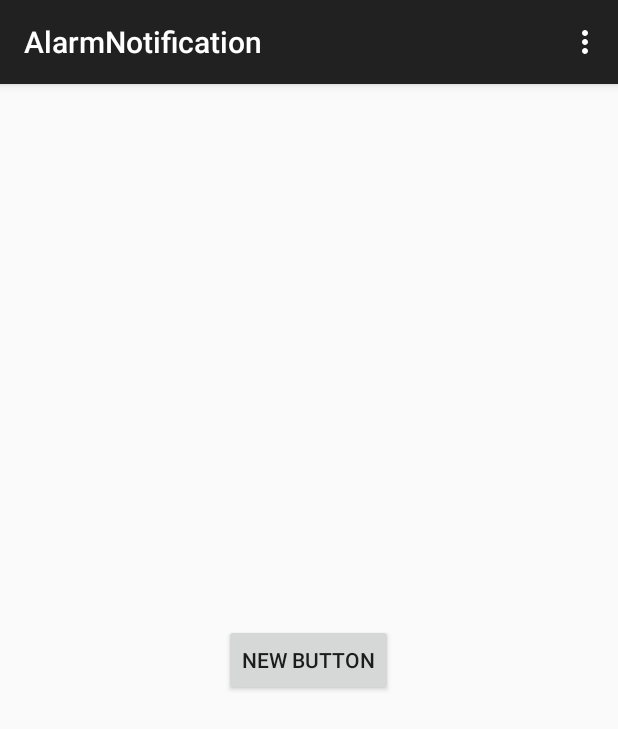
After one commit to rishabhkh/batchalarm, an Android app: the AlarmNotification screen opened directly, with no data from a screen before it, on a phone screen of 412 x 824 dp. The commit adds this screen. Shown: the top 729 px of the screen. Run offline under Robolectric (Android 15) with nearby library versions, the phone set to English and light mode, and no system bars.

Commit message:
Version 0.0.2:Rings notification,brings up cancel activity

```diff
--- /dev/null
+++ b/app/src/main/java/com/rishabhkh/nerdalarm/AlarmNotification.java
@@ -0,0 +1,73 @@
+package com.rishabhkh.nerdalarm;
+
+import android.content.Context;
+import android.os.Bundle;
+import android.os.PowerManager;
+import android.support.v7.app.ActionBarActivity;
+import android.util.Log;
+import android.view.Menu;
+import android.view.MenuItem;
+import android.view.View;
+import android.view.WindowManager;
+import android.widget.Button;
+
+
+public class AlarmNotification extends ActionBarActivity {
+    private PowerManager.WakeLock wl;
+
+    @Override
+    protected void onCreate(Bundle savedInstanceState) {
+        PowerManager pm = (PowerManager) getSystemService(Context.POWER_SERVICE);
+        this.getWindow().setFlags(WindowManager.LayoutParams.FLAG_FULLSCREEN |
+                        WindowManager.LayoutParams.FLAG_DISMISS_KEYGUARD |
+                        WindowManager.LayoutParams.FLAG_SHOW_WHEN_LOCKED |
+                        WindowManager.LayoutParams.FLAG_TURN_SCREEN_ON,
+                WindowManager.LayoutParams.FLAG_FULLSCREEN |
+                        WindowManager.LayoutParams.FLAG_DISMISS_KEYGUARD |
+                        WindowManager.LayoutParams.FLAG_SHOW_WHEN_LOCKED |
+                        WindowManager.LayoutParams.FLAG_TURN_SCREEN_ON);
+        wl = pm.newWakeLock(PowerManager.PARTIAL_WAKE_LOCK, "My Tag");
+        wl.acquire();
+        super.onCreate(savedInstanceState);
+        setContentView(R.layout.activity_alarm_notification);
+
+        Button button = (Button)findViewById(R.id.stopalarm);
+        button.setOnClickListener(new View.OnClickListener() {
+            @Override
+            public void onClick(View v) {
+                Log.v("Inside Button","Hi");
+               AlarmReceiver alarmReceiver = AlarmReceiver.getInstance();
+                alarmReceiver.mediaPlayer.stop();
+            }
+        });
+    }
+
+    @Override
+    public boolean onCreateOptionsMenu(Menu menu) {
+        // Inflate the menu; this adds items to the action bar if it is present.
+        getMenuInflater().inflate(R.menu.menu_alarm_notification, menu);
+        return true;
+    }
+
+    @Override
+    public boolean onOptionsItemSelected(MenuItem item) {
+        // Handle action bar item clicks here. The action bar will
+        // automatically handle clicks on the Home/Up button, so long
+        // as you specify a parent activity in AndroidManifest.xml.
+        int id = item.getItemId();
+
+        //noinspection SimplifiableIfStatement
+        if (id == R.id.action_settings) {
+            return true;
+        }
+
+        return super.onOptionsItemSelected(item);
+    }
+
+    @Override
+    protected void onStop() {
+        super.onStop();
+        if (wl.isHeld())
+            wl.release();
+    }
+}
--- /dev/null
+++ b/app/src/main/res/layout/activity_alarm_notification.xml
@@ -0,0 +1,18 @@
+<RelativeLayout xmlns:android="http://schemas.android.com/apk/res/android"
+    xmlns:tools="http://schemas.android.com/tools" android:layout_width="match_parent"
+    android:layout_height="match_parent" android:paddingLeft="@dimen/activity_horizontal_margin"
+    android:paddingRight="@dimen/activity_horizontal_margin"
+    android:paddingTop="@dimen/activity_vertical_margin"
+    android:paddingBottom="@dimen/activity_vertical_margin"
+    tools:context="com.rishabhkh.nerdalarm.AlarmNotification">
+
+
+    <Button
+        android:layout_width="wrap_content"
+        android:layout_height="wrap_content"
+        android:text="New Button"
+        android:id="@+id/stopalarm"
+        android:layout_centerVertical="true"
+        android:layout_centerHorizontal="true" />
+
+</RelativeLayout>
--- /dev/null
+++ b/app/src/main/res/menu/menu_alarm_notification.xml
@@ -0,0 +1,7 @@
+<menu xmlns:android="http://schemas.android.com/apk/res/android"
+    xmlns:app="http://schemas.android.com/apk/res-auto"
+    xmlns:tools="http://schemas.android.com/tools"
+    tools:context="com.rishabhkh.nerdalarm.AlarmNotification">
+    <item android:id="@+id/action_settings" android:title="@string/action_settings"
+        android:orderInCategory="100" app:showAsAction="never" />
+</menu>
--- a/app/src/main/res/values/strings.xml
+++ b/app/src/main/res/values/strings.xml
@@ -7,4 +7,5 @@
 
     <string name="button_add">Add Alarm</string>
     <string name="button_cancel">Cancel Alarm</string>
+    <string name="title_activity_alarm_notification">AlarmNotification</string>
 </resources>
```
Also changed, not shown: app/src/main/AndroidManifest.xml (+7 -1 lines), app/src/main/java/com/rishabhkh/nerdalarm/AlarmHelper.java (+14 -8 lines), app/src/main/java/com/rishabhkh/nerdalarm/AlarmReceiver.java (+29 -1 lines).
